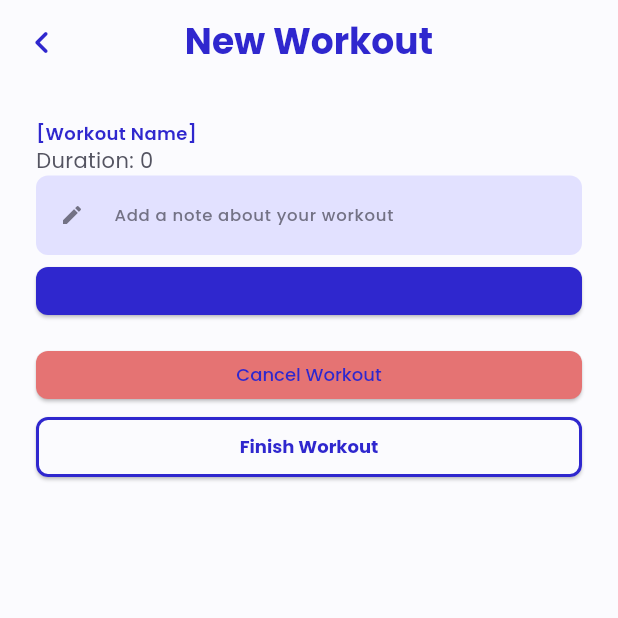
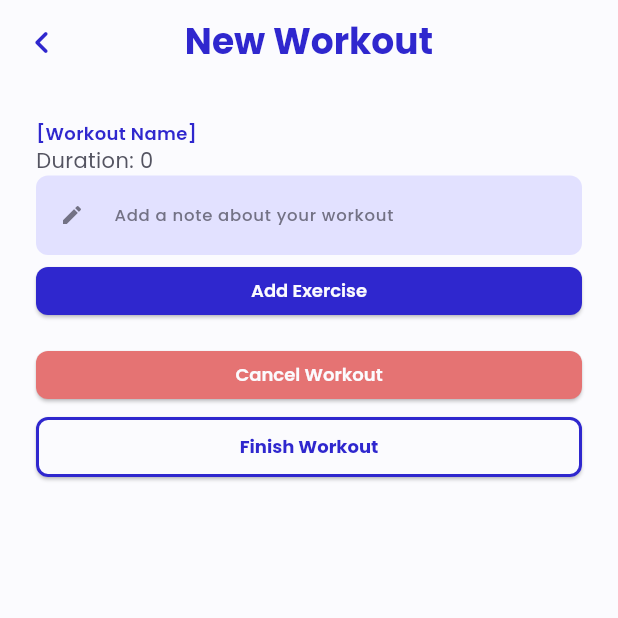
Before and after one commit to Qoqqa/heronfit, a Flutter app: the StartNewWorkoutWidget screen opened directly, on a phone screen of 412 x 824 dp, the top half of it. Run offline on Flutter 3.47's test engine with Material 3 defaults, Android fonts, the light colour scheme and no system bars; our stand-ins replace cached_network_image, flutter_animate, flutter_dotenv, flutter_spinkit, font_awesome_flutter, google_fonts and 4 more; missing offline and left inert: flutterflow_ui; accounts and stored records are empty.

Commit message:
Fix button text not appearing

```diff
--- a/lib/views/workout/start_new_workout_widget.dart
+++ b/lib/views/workout/start_new_workout_widget.dart
@@ -190,7 +190,12 @@ class _StartNewWorkoutWidgetState extends State<StartNewWorkoutWidget> {
                           borderRadius: BorderRadius.circular(8.0),
                         ),
                       ),
-                      child: const Text('Add Exercise'),
+                      child: Text('Add Exercise',
+                      style: HeronFitTheme.textTheme.labelMedium?.copyWith(
+                              color: HeronFitTheme.bgLight,
+                              fontWeight: FontWeight.w600,
+                            ),
+                      ),
                     ),
                     const SizedBox(height: 8.0),
                     ElevatedButton(
@@ -209,7 +214,11 @@ class _StartNewWorkoutWidgetState extends State<StartNewWorkoutWidget> {
                           borderRadius: BorderRadius.circular(8.0),
                         ),
                       ),
-                      child: const Text('Cancel Workout'),
+                      child: Text('Cancel Workout',
+                      style: HeronFitTheme.textTheme.labelMedium?.copyWith(
+                              color: HeronFitTheme.bgLight,
+                              fontWeight: FontWeight.w600,
+                            ),),
                     ),
                   ],
                 ),
```
Also changed, not shown: lib/widgets/exercise_card_widget.dart (+6 -4 lines).
